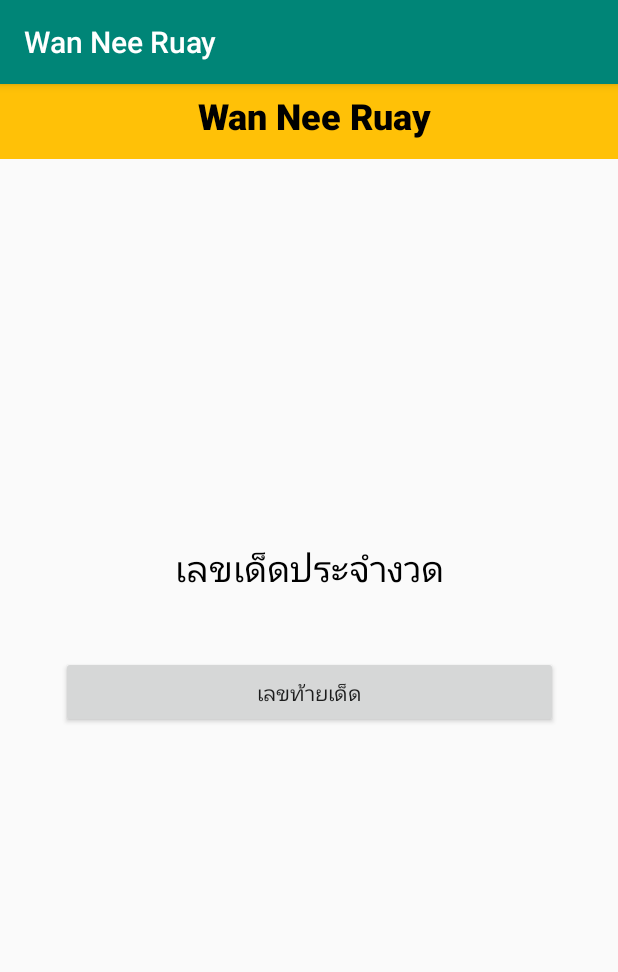
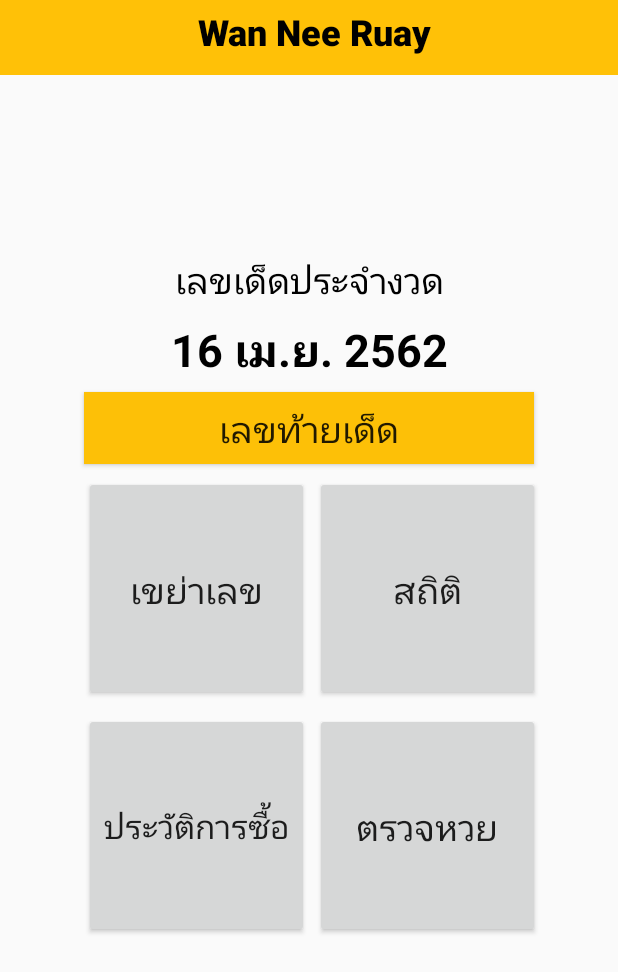
Before and after one commit to hiiamtin/WanNeeRuayApp, an Android app: the screen it shows after launch (Menu), on a phone screen of 412 x 824 dp. Shown: the top 972 px of the screen. Run offline under Robolectric (Android 15) with nearby library versions, the phone set to English and light mode, and no system bars.

Commit message:
Tin Update main

```diff
--- a/mobile/src/main/AndroidManifest.xml
+++ b/mobile/src/main/AndroidManifest.xml
@@ -8,13 +8,12 @@
         android:label="@string/app_name"
         android:roundIcon="@mipmap/ic_launcher_round"
         android:supportsRtl="true"
-        android:theme="@style/AppTheme">
+        android:theme="@style/AppTheme.NoActionBar">
         <activity android:name=".Random"></activity>
         <activity android:name=".Statistic" />
         <activity android:name=".Menu">
             <intent-filter>
                 <action android:name="android.intent.action.MAIN" />
-
                 <category android:name="android.intent.category.LAUNCHER" />
             </intent-filter>
         </activity>
--- a/mobile/src/main/res/layout/activity_main.xml
+++ b/mobile/src/main/res/layout/activity_main.xml
@@ -37,74 +37,110 @@
         app:layout_constraintStart_toStartOf="@+id/status_top"
         app:layout_constraintTop_toTopOf="parent" />
 
-    <TableLayout
-        android:id="@+id/tableLayout"
-        android:layout_width="395dp"
-        android:layout_height="612dp"
+    <android.support.constraint.ConstraintLayout
+        android:id="@+id/menu"
+        android:layout_width="wrap_content"
+        android:layout_height="wrap_content"
         android:layout_marginStart="8dp"
         android:layout_marginTop="8dp"
         android:layout_marginEnd="8dp"
         android:layout_marginBottom="8dp"
-        android:gravity="center|center_vertical"
         app:layout_constraintBottom_toBottomOf="parent"
         app:layout_constraintEnd_toEndOf="parent"
         app:layout_constraintStart_toStartOf="parent"
         app:layout_constraintTop_toBottomOf="@+id/status_top"
-        app:layout_constraintVertical_bias="0.0">
-
-        <TableRow
-            android:id="@+id/row1"
-            android:layout_width="match_parent"
-            android:layout_height="wrap_content"
-            android:gravity="center">
+        app:layout_constraintVertical_bias="0.35000002">
 
         <TextView
             android:id="@+id/date_text_1"
-                android:layout_width="315dp"
+            android:layout_width="wrap_content"
             android:layout_height="wrap_content"
             android:layout_marginStart="8dp"
-                android:layout_marginTop="4dp"
+            android:layout_marginTop="8dp"
             android:layout_marginEnd="8dp"
             android:text="@string/lekded_new"
             android:textAlignment="center"
             android:textColor="#000000"
-                android:textSize="24sp" />
-
-        </TableRow>
-
-        <TableRow
-            android:id="@+id/row2"
-            android:layout_width="match_parent"
-            android:layout_height="match_parent"
-            android:gravity="center">
+            android:textSize="24sp"
+            app:layout_constraintEnd_toEndOf="parent"
+            app:layout_constraintStart_toStartOf="parent"
+            app:layout_constraintTop_toTopOf="@+id/menu" />
 
         <TextView
             android:id="@+id/date_text_2"
-                android:layout_width="match_parent"
+            android:layout_width="300dp"
             android:layout_height="wrap_content"
             android:layout_marginStart="8dp"
-                android:layout_marginTop="4dp"
+            android:layout_marginTop="8dp"
             android:layout_marginEnd="8dp"
+            android:text="@string/date_new"
             android:textAlignment="center"
             android:textColor="#000000"
             android:textSize="30sp"
             android:textStyle="bold"
-                tools:text="@string/date_new" />
-        </TableRow>
-
-        <TableRow
-            android:id="@+id/row3"
-            android:layout_width="match_parent"
-            android:layout_height="match_parent"
-            android:gravity="center">
+            app:layout_constraintEnd_toEndOf="parent"
+            app:layout_constraintStart_toStartOf="parent"
+            app:layout_constraintTop_toBottomOf="@+id/date_text_1" />
 
         <Button
-                android:id="@+id/button"
-                android:layout_width="wrap_content"
+            android:id="@+id/lektaided_bt"
+            android:layout_width="300dp"
             android:layout_height="wrap_content"
-                android:text="@string/lektaided" />
-        </TableRow>
-    </TableLayout>
+            android:layout_marginStart="8dp"
+            android:layout_marginTop="8dp"
+            android:layout_marginEnd="8dp"
+            android:background="#FDC007"
+            android:text="@string/lektaided"
+            android:textSize="24sp"
+            app:layout_constraintEnd_toEndOf="parent"
+            app:layout_constraintHorizontal_bias="0.505"
+            app:layout_constraintStart_toStartOf="parent"
+            app:layout_constraintTop_toBottomOf="@+id/date_text_2" />
+
+        <Button
+            android:id="@+id/random_bt"
+            android:layout_width="150dp"
+            android:layout_height="150dp"
+            android:layout_marginTop="8dp"
+            android:text="@string/random"
+            android:textSize="24sp"
+            app:layout_constraintStart_toStartOf="@+id/lektaided_bt"
+            app:layout_constraintTop_toBottomOf="@+id/lektaided_bt" />
+
+        <Button
+            android:id="@+id/statistic_bt"
+            android:layout_width="150dp"
+            android:layout_height="150dp"
+            android:layout_marginStart="8dp"
+            android:layout_marginTop="8dp"
+            android:text="@string/statistic"
+            android:textSize="24sp"
+            app:layout_constraintEnd_toEndOf="@+id/lektaided_bt"
+            app:layout_constraintStart_toEndOf="@+id/random_bt"
+            app:layout_constraintTop_toBottomOf="@+id/lektaided_bt" />
+
+        <Button
+            android:id="@+id/history_bt"
+            android:layout_width="150dp"
+            android:layout_height="150dp"
+            android:layout_marginTop="8dp"
+            android:text="@string/history"
+            android:textSize="22sp"
+            app:layout_constraintEnd_toEndOf="@+id/random_bt"
+            app:layout_constraintStart_toStartOf="@+id/random_bt"
+            app:layout_constraintTop_toBottomOf="@+id/random_bt" />
+
+        <Button
+            android:id="@+id/check_bt"
+            android:layout_width="150dp"
+            android:layout_height="150dp"
+            android:layout_marginTop="8dp"
+            android:text="@string/check"
+            android:textSize="24sp"
+            app:layout_constraintEnd_toEndOf="@+id/statistic_bt"
+            app:layout_constraintStart_toStartOf="@+id/statistic_bt"
+            app:layout_constraintTop_toBottomOf="@+id/statistic_bt" />
+    </android.support.constraint.ConstraintLayout>
 
 
 </android.support.constraint.ConstraintLayout>
--- a/mobile/src/main/res/layout/activity_random.xml
+++ b/mobile/src/main/res/layout/activity_random.xml
@@ -61,7 +61,7 @@
         app:layout_constraintVertical_bias="0.9" />
 
     <android.support.constraint.ConstraintLayout
-        android:id="@+id/number"
+        android:id="@+id/lektaided_bt"
         android:layout_width="0dp"
         android:layout_height="0dp"
         android:layout_marginStart="8dp"
--- a/mobile/src/main/res/values/strings.xml
+++ b/mobile/src/main/res/values/strings.xml
@@ -7,4 +7,6 @@
     <string name="lekded_new">เลขเด็ดประจำงวด</string>
     <string name="date_new">16 เม.ย. 2562</string>
     <string name="lektaided">เลขท้ายเด็ด</string>
+    <string name="history">ประวัติการซื้อ</string>
+    <string name="check">ตรวจหวย</string>
 </resources>
--- a/mobile/src/main/res/values/styles.xml
+++ b/mobile/src/main/res/values/styles.xml
@@ -6,6 +6,15 @@
         <item name="colorPrimary">@color/colorPrimary</item>
         <item name="colorPrimaryDark">@color/colorPrimaryDark</item>
         <item name="colorAccent">@color/colorAccent</item>
+
+    </style>
+
+    <style name="AppTheme.NoActionBar">
+        <item name="colorPrimary">@color/colorPrimary</item>
+        <item name="colorPrimaryDark">@color/colorPrimaryDark</item>
+        <item name="colorAccent">@color/colorAccent</item>
+        <item name="windowActionBar">false</item>
+        <item name="windowNoTitle">true</item>
     </style>
 
 </resources>
```
Lines whose indentation alone changed are shown as unchanged.
